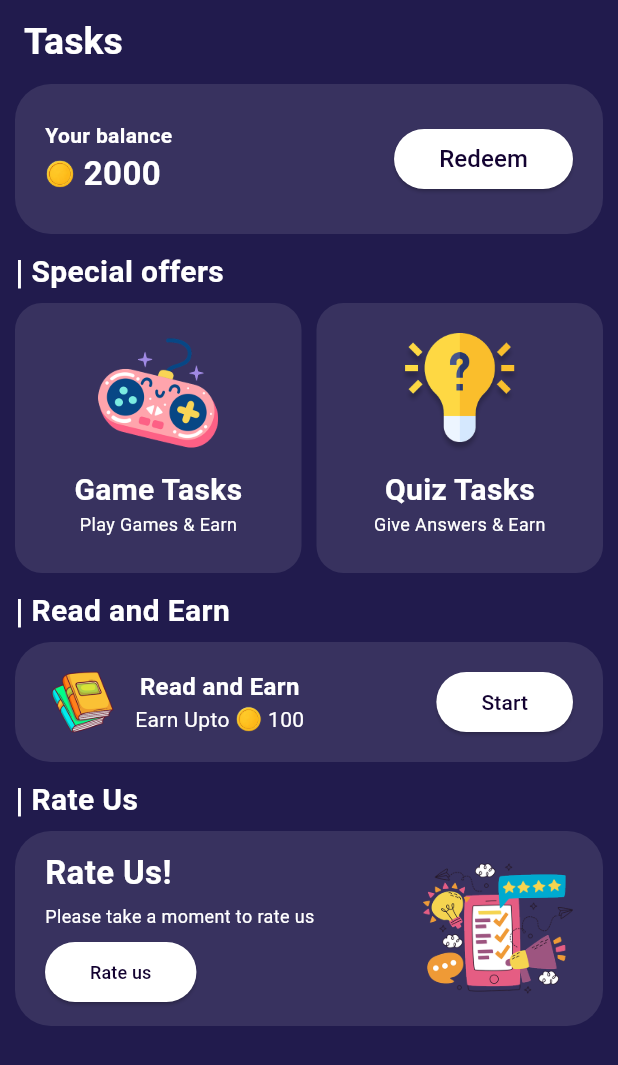
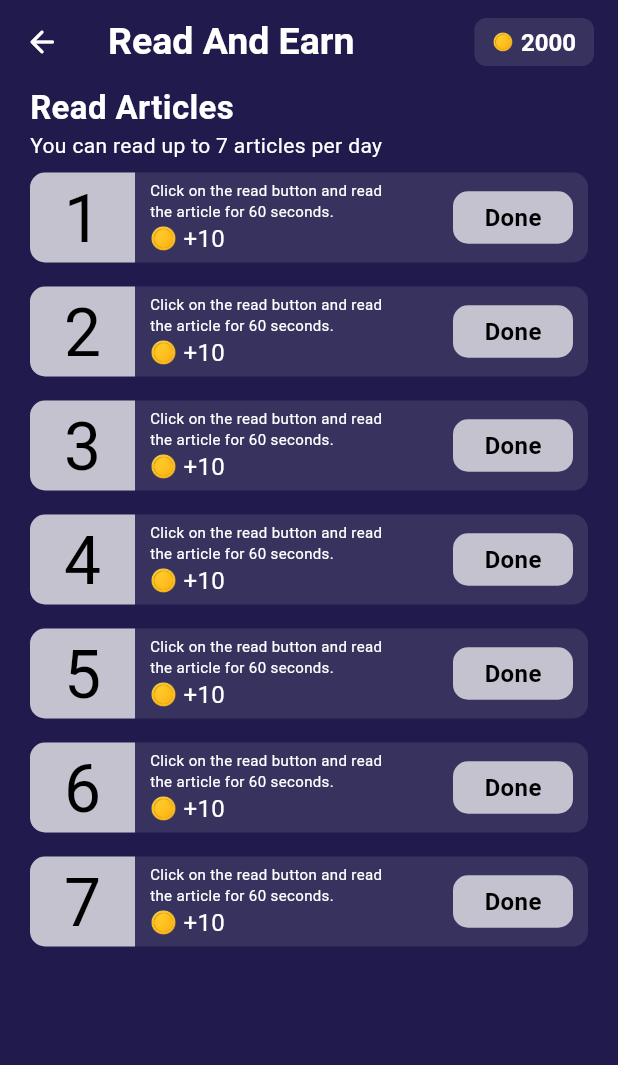
Before and after one commit to Intezar-Dev-7/sky_earn, a Flutter app: the TasksScreen screen opened directly, after a tap on "Start", on a phone screen of 412 x 824 dp. Shown: the top 1065 px of the screen. Run offline on Flutter 3.47's test engine with Material 3 defaults, Android fonts, the phone set to English and light mode, and no system bars; our stand-ins replace curved_navigation_bar, get, iconsax_flutter.

Commit message:
Completed Read and Earn Screen and some small fixes

```diff
--- /dev/null
+++ b/frontend/lib/common/widgets/back_button.dart
@@ -0,0 +1,19 @@
+import 'package:flutter/material.dart';
+import 'package:get/get.dart';
+
+class backButton extends StatelessWidget {
+  const backButton({super.key});
+
+  @override
+  Widget build(BuildContext context) {
+    return IconButton(
+      onPressed: () {
+        Get.back();
+      },
+      icon: Icon(
+        color: Colors.white,
+        Icons.arrow_back_rounded,
+      ),
+    );
+  }
+}
--- a/frontend/lib/common/widgets/app_bar.dart
+++ b/frontend/lib/common/widgets/custom_app_bar.dart
@@ -1,12 +1,14 @@
-
 import 'package:flutter/material.dart';
+import 'package:frontend/common/widgets/back_button.dart';
 import 'package:frontend/utils/constants/colors.dart';
 
 import '../../utils/constants/image_strings.dart';
 
 class CustomAppBar extends StatelessWidget {
   const CustomAppBar({
-    super.key, required this.title, required this.coins,
+    super.key,
+    required this.title,
+    required this.coins,
   });
 
   final String title;
--- a/frontend/lib/features/Home/home_page/home.screen.dart
+++ b/frontend/lib/features/Home/home_page/home.screen.dart
@@ -1,7 +1,9 @@
 import 'package:flutter/material.dart';
+import 'package:frontend/features/Home/bottom_navigation_bar/bottom_navigation.dart';
 import 'package:frontend/features/Home/tasks/task.dart';
 import 'package:frontend/utils/constants/colors.dart';
 import 'package:get/get.dart';
+import 'package:iconsax_flutter/iconsax_flutter.dart';
 
 import 'package:iconsax_flutter/iconsax_flutter.dart';
 
@@ -13,6 +15,7 @@ class HomeScreen extends StatefulWidget {
 }
 
 class _HomeScreenState extends State<HomeScreen> {
+  final controller = Get.put(NavigationController());
   @override
   Widget build(BuildContext context) {
     return Scaffold(
@@ -80,7 +83,7 @@ class _HomeScreenState extends State<HomeScreen> {
                         ),
                       ),
                       onPressed: () {
-                        Get.offAll(() => TasksScreen());
+                        controller.selectedIndex.value = 2;
                       },
                       child: Text(
                         "Earn More",
--- a/frontend/lib/features/Home/profile/profile.dart
+++ b/frontend/lib/features/Home/profile/profile.dart
@@ -5,7 +5,7 @@ import 'package:frontend/features/Home/profile/widgets/user_details.dart';
 import 'package:frontend/utils/constants/colors.dart';
 import 'package:frontend/utils/constants/image_strings.dart';
 
-import '../../../common/widgets/app_bar.dart';
+import '../../../common/widgets/custom_app_bar.dart';
 
 class ProfileScreen extends StatefulWidget {
   const ProfileScreen({super.key});
--- a/frontend/lib/features/Home/tasks/widgets/read_and_earn_sectoin.dart
+++ b/frontend/lib/features/Home/tasks/widgets/read_and_earn_sectoin.dart
@@ -1,7 +1,9 @@
 import 'package:flutter/material.dart';
 import 'package:frontend/common/widgets/button.dart';
+import 'package:frontend/features/read_and_earn/read_and_earn.dart';
 import 'package:frontend/utils/constants/colors.dart';
 import 'package:frontend/utils/constants/image_strings.dart';
+import 'package:get/get.dart';
 
 class ReadAndEarnSection extends StatelessWidget {
   const ReadAndEarnSection({
@@ -67,7 +69,9 @@ class ReadAndEarnSection extends StatelessWidget {
               ),
             ],
           ),
-          CustomButton(text: 'Start', onPressed: () {}, textSize: 14)
+          CustomButton(text: 'Start', onPressed: () {
+            Get.to(const ReadAndEarn());
+          }, textSize: 14)
         ],
       ),
     );
--- a/frontend/lib/features/Home/wallet/wallet.dart
+++ b/frontend/lib/features/Home/wallet/wallet.dart
@@ -19,7 +19,7 @@ class _WalletScreenState extends State<WalletScreen> {
       appBar: AppBar(
         backgroundColor: backgroundColor,
         title: Text(
-          "Wallet Screen",
+          "Wallet",
           style: TextStyle(
               color: Colors.white, fontWeight: FontWeight.bold, fontSize: 25),
         ),
--- /dev/null
+++ b/frontend/lib/features/read_and_earn/read_and_earn.dart
@@ -0,0 +1,112 @@
+import 'package:flutter/material.dart';
+import 'package:frontend/common/widgets/back_button.dart';
+import 'package:frontend/common/widgets/custom_app_bar.dart';
+import 'package:frontend/utils/constants/colors.dart';
+import 'package:frontend/utils/constants/image_strings.dart';
+
+class ReadAndEarn extends StatelessWidget {
+  const ReadAndEarn({super.key});
+
+  @override
+  Widget build(BuildContext context) {
+    return Scaffold(
+      backgroundColor: backgroundColor,
+      appBar: AppBar(
+        leading: backButton(),
+        backgroundColor: backgroundColor,
+        title: CustomAppBar(title: 'Read And Earn', coins: 2000),
+      ),
+      body: Container(
+        padding: EdgeInsets.symmetric(horizontal: 20),
+        child: Column(
+          crossAxisAlignment: CrossAxisAlignment.start,
+          children: [
+            Text(
+              'Read Articles',
+              style: TextStyle(
+                  color: textWhite, fontWeight: FontWeight.bold, fontSize: 22),
+            ),
+            Text(
+              'You can read up to 7 articles per day',
+              style: TextStyle(color: textWhite),
+            ),
+            Expanded(
+              child: ListView.builder(
+                itemCount: 7,
+                itemBuilder: (context, index) {
+                  return Container(
+                    margin: EdgeInsets.symmetric(vertical: 8),
+                    height: 60,
+                    width: double.infinity,
+                    decoration: BoxDecoration(
+                      color: white10,
+                      borderRadius: BorderRadius.circular(10),
+                    ),
+                    child: Row(
+                      mainAxisAlignment: MainAxisAlignment.spaceBetween,
+                      children: [
+                        Container(
+                          alignment: Alignment.center,
+                          height: 70,
+                          width: 70,
+                          decoration: BoxDecoration(
+                            color: white.withOpacity(0.7),
+                            borderRadius: BorderRadius.only(
+                                topLeft: Radius.circular(10),
+                                bottomLeft: Radius.circular(10)),
+                          ),
+                          child: Text(
+                            '${index + 1}',
+                            style: TextStyle(color: textBlack, fontSize: 44),
+                          ),
+                        ),
+                        SizedBox(width: 10,),
+                        Expanded(
+                          child: Column(
+                            mainAxisAlignment: MainAxisAlignment.center,
+                            crossAxisAlignment: CrossAxisAlignment.start,
+                            children: [
+                              Text(
+                                'Click on the read button and read \nthe article for 60 seconds.',
+                                style:
+                                    TextStyle(color: textWhite, fontSize: 10),
+                              ),
+                              Row(
+                                children: [
+                                  Image.asset(
+                                    ImagesString.coinIcon,
+                                    width: 18,
+                                  ),
+                                  Text(
+                                    ' +10',
+                                    style: TextStyle(
+                                        color: textWhite, fontSize: 16),
+                                  )
+                                ],
+                              ),
+                            ],
+                          ),
+                        ),
+                        Container(
+                          height: 35,
+                          width: 80,
+                          alignment: Alignment.center,
+                          margin:  EdgeInsets.only(right: 10),
+                          decoration: BoxDecoration(
+                            color: white.withOpacity(0.7),
+                            borderRadius: BorderRadius.circular(10),
+                          ),
+                          child: Text('Done', style: TextStyle(color: textBlack, fontSize: 16,fontWeight: FontWeight.w600),),
+                        ),
+                      ],
+                    ),
+                  );
+                },
+              ),
+            )
+          ],
+        ),
+      ),
+    );
+  }
+}
```
